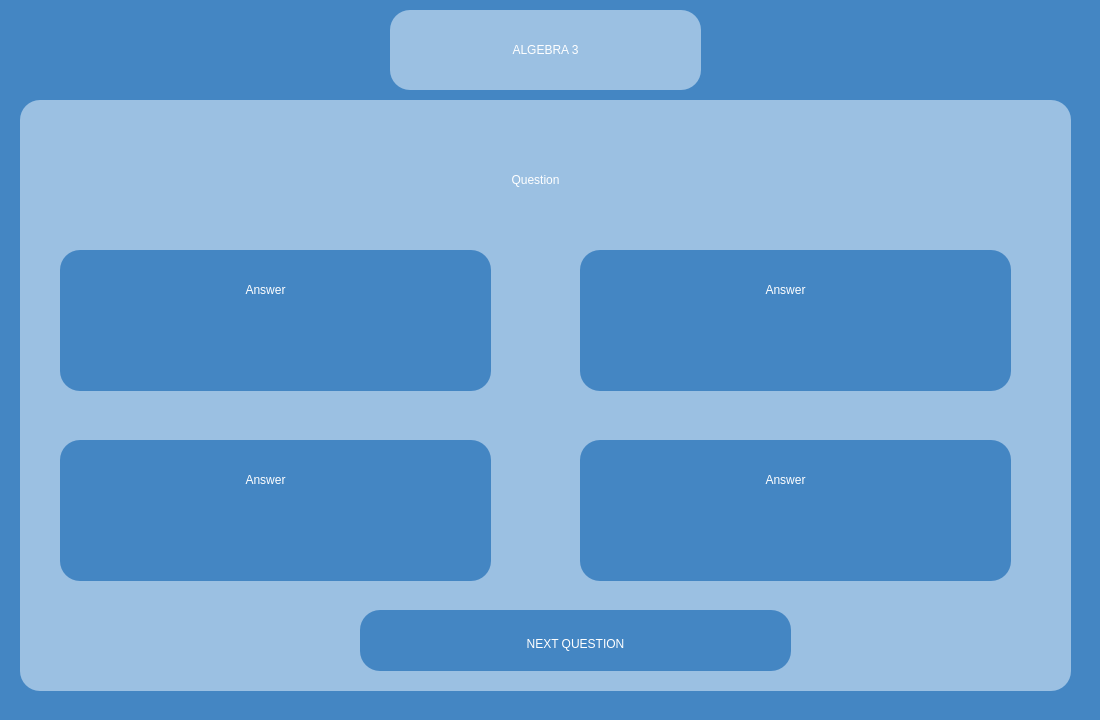
Before: the Qt Designer form AGUniverse/presentationLayer/algebraExam3.ui in codingburgas/sprint-eschool-ag-universe, drawn with Qt 5.
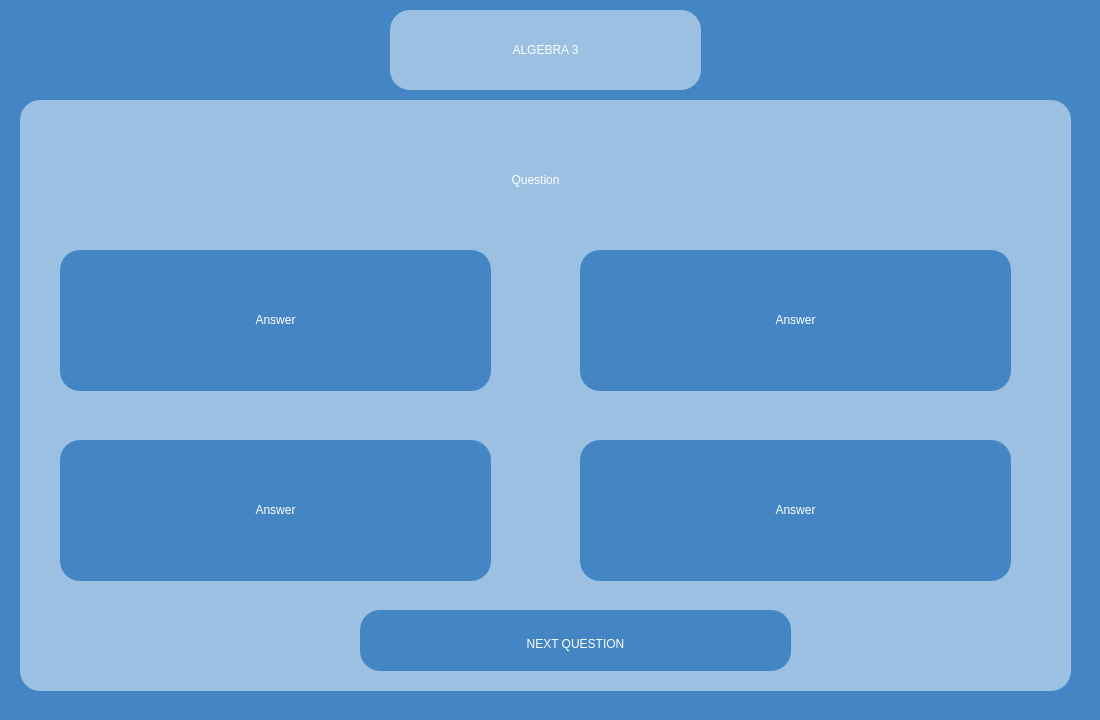
After: the same form once the commit is applied.

Commit message: Enhance buttons in exams pages

Patch:
```diff
--- a/AGUniverse/presentationLayer/algebraExam3.ui
+++ b/AGUniverse/presentationLayer/algebraExam3.ui
@@ -118,9 +118,9 @@
     <widget class="QLabel" name="answer_1">
      <property name="geometry">
       <rect>
-       <x>60</x>
-       <y>10</y>
-       <width>291</width>
+       <x>10</x>
+       <y>40</y>
+       <width>411</width>
        <height>61</height>
       </rect>
      </property>
@@ -178,9 +178,9 @@
     <widget class="QLabel" name="answer_2">
      <property name="geometry">
       <rect>
-       <x>60</x>
-       <y>10</y>
-       <width>291</width>
+       <x>10</x>
+       <y>40</y>
+       <width>411</width>
        <height>61</height>
       </rect>
      </property>
@@ -238,9 +238,9 @@
     <widget class="QLabel" name="answer_3">
      <property name="geometry">
       <rect>
-       <x>60</x>
-       <y>10</y>
-       <width>291</width>
+       <x>10</x>
+       <y>40</y>
+       <width>411</width>
        <height>61</height>
       </rect>
      </property>
@@ -298,9 +298,9 @@
     <widget class="QLabel" name="answer_4">
      <property name="geometry">
       <rect>
-       <x>60</x>
-       <y>10</y>
-       <width>291</width>
+       <x>10</x>
+       <y>40</y>
+       <width>411</width>
        <height>61</height>
       </rect>
      </property>
```
Left out of the diff: 8 changed lines with no effect on the pictures. The commit also changes 7 other files.
